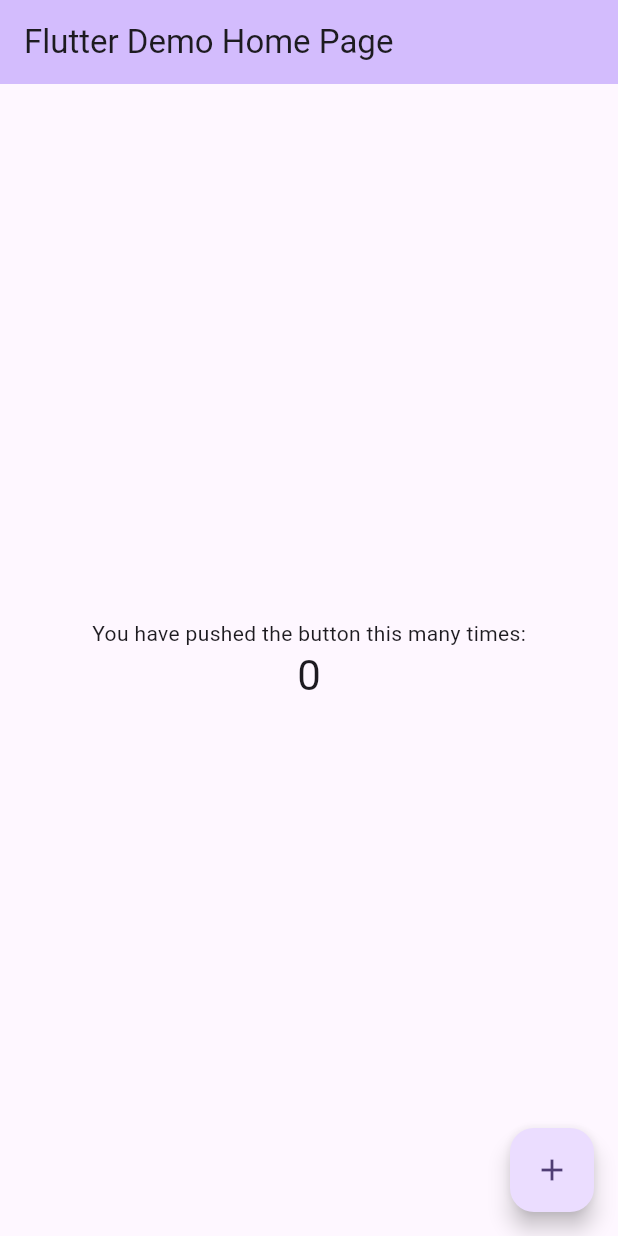
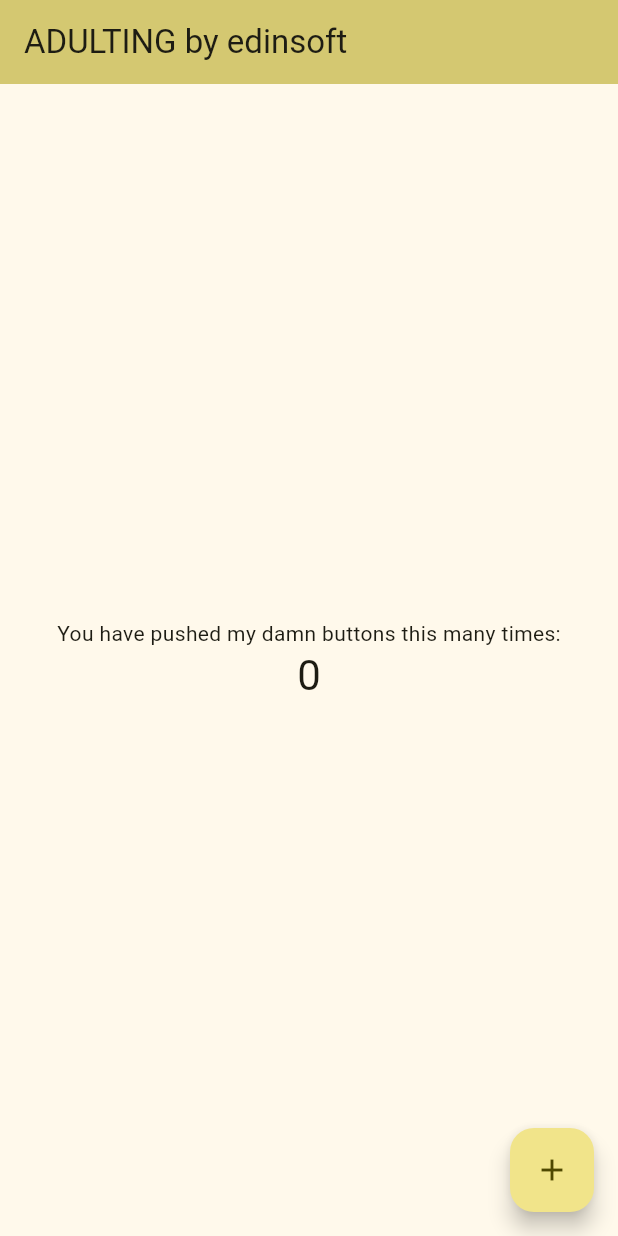
Before and after one commit to EdinsoftStudios/edinsoft_app_adulting, a Flutter app: the screen it shows after launch, on a phone screen of 412 x 824 dp. Run offline on Flutter 3.47's test engine with Material 2 defaults, Android fonts, the phone set to English and light mode, and no system bars.

```diff
--- a/lib/main.dart
+++ b/lib/main.dart
@@ -11,7 +11,7 @@ class MyApp extends StatelessWidget {
   @override
   Widget build(BuildContext context) {
     return MaterialApp(
-      title: 'Flutter Demo',
+      title: 'Adulting',
       theme: ThemeData(
         // This is the theme of your application.
         //
@@ -28,14 +28,39 @@ class MyApp extends StatelessWidget {
         //
         // This works for code too, not just values: Most code changes can be
         // tested with just a hot reload.
-        colorScheme: ColorScheme.fromSeed(seedColor: Colors.deepPurple),
+        colorScheme: ColorScheme.fromSeed(seedColor: Colors.yellow),
         useMaterial3: true,
       ),
-      home: const MyHomePage(title: 'Flutter Demo Home Page'),
+      home: const MyHomePage(title: 'ADULTING by edinsoft'),
     );
   }
 }
-
+//Here is my goal to adding a menu bar and search option VVVV it is throwing an error stating that "title" next to child is not listed (L:53)
+//@override
+//Widget build(BuildContext context) {
+  //return Container(
+    //height: 56
+    //padding: const EdgeInsets.symmetric(horizontal: 8),
+    //decoration: BoxDecoration(color: Colors.blue[500]),
+    //child: Row(
+      //children: [
+        //const IconButton(
+          //icon: Icon(Icons.menu),
+          //tooltip: 'Navigation menu',
+          //onPressed: null
+        //),
+        //Expanded(
+          //child: Title,
+        //),
+        //const IconButton(
+          //icon: Icon(Icons.search),
+          //tooltip: 'Search',
+          //onPressed: null,
+        //)
+      //],
+    //),
+  //);
+//}
 class MyHomePage extends StatefulWidget {
   const MyHomePage({super.key, required this.title});
 
@@ -106,7 +131,7 @@ class _MyHomePageState extends State<MyHomePage> {
           mainAxisAlignment: MainAxisAlignment.center,
           children: <Widget>[
             const Text(
-              'You have pushed the button this many times:',
+              'You have pushed my damn buttons this many times:',
             ),
             Text(
               '$_counter',
--- a/pubspec.yaml
+++ b/pubspec.yaml
@@ -52,7 +52,6 @@ dev_dependencies:
 
 # The following section is specific to Flutter packages.
 flutter:
-
   # The following line ensures that the Material Icons font is
   # included with your application, so that you can use the icons in
   # the material Icons class.
```
